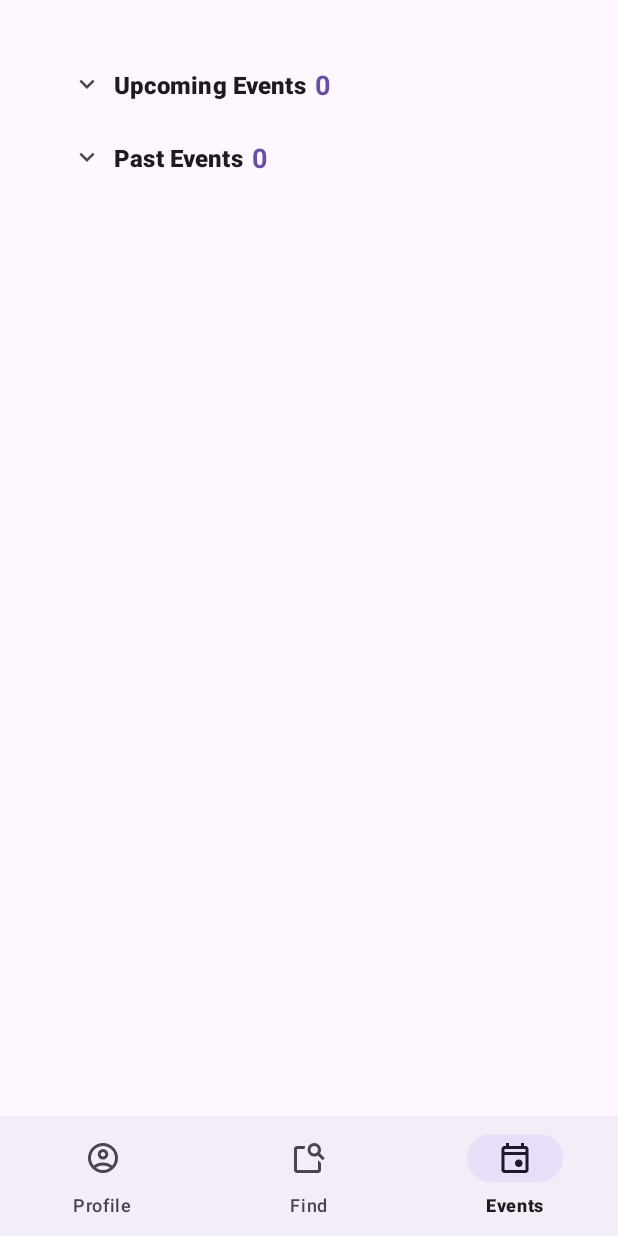
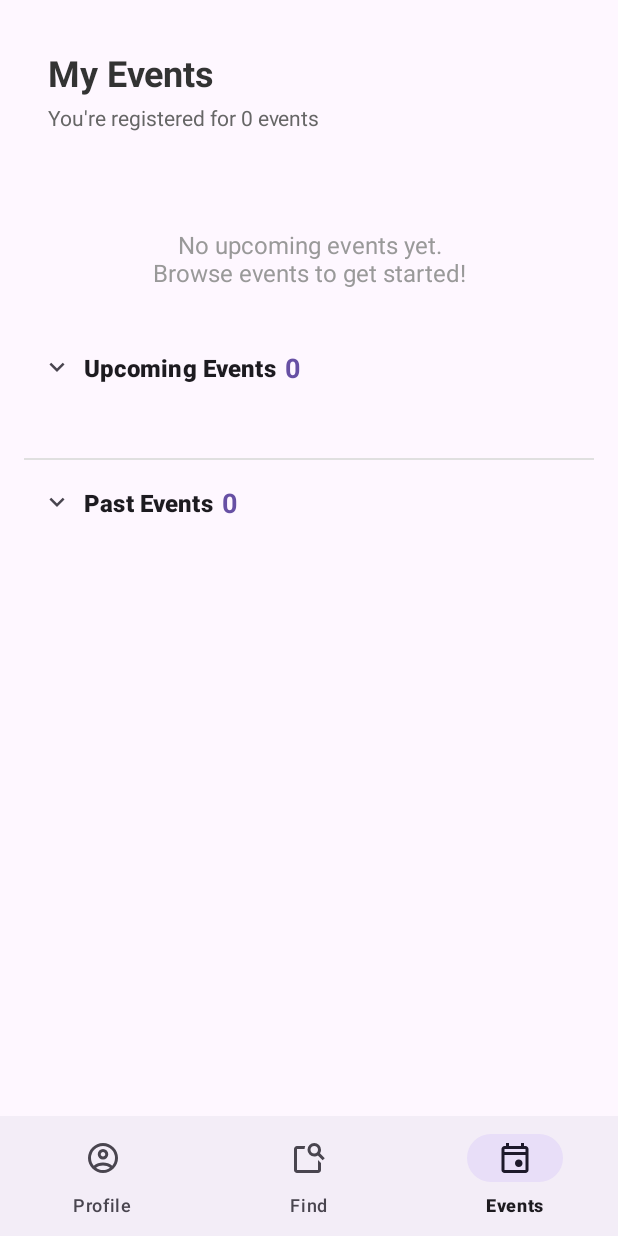
Before and after one commit to CMPUT301F25Syzygy/Syzygy-EventApp, an Android app: the screen it shows after launch (MainActivity), item 3 of the bottom bar chosen, on a phone screen of 412 x 824 dp. Run offline under Robolectric (Android 15) with nearby library versions, the phone set to English and light mode, and no system bars; our stand-ins replace Firebase (no records; nobody signed in at launch, a user with empty details on screens opened directly); 1 statement that could not run was skipped.

Commit message:
Redid xml for joinedEvents and added a few lines to the java for it to work.

```diff
--- a/SyzygyEventApp/app/src/main/java/com/example/syzygy_eventapp/JoinedEventsFragment.java
+++ b/SyzygyEventApp/app/src/main/java/com/example/syzygy_eventapp/JoinedEventsFragment.java
@@ -7,6 +7,7 @@ import androidx.fragment.app.Fragment;
 import android.view.LayoutInflater;
 import android.view.View;
 import android.view.ViewGroup;
+import android.widget.TextView;
 
 import com.google.firebase.firestore.ListenerRegistration;
 
@@ -114,6 +115,21 @@ public class JoinedEventsFragment extends Fragment {
                 }
             }
 
+            // Update the event count text
+            TextView countText = getView().findViewById(R.id.event_count_text);
+            int totalEvents = upcoming.size() + past.size();
+            if (totalEvents == 1) {
+                countText.setText("You're registered for 1 event");
+            } else {
+                countText.setText("You're registered for " + totalEvents + " events");
+            }
+
+            // Show/hide empty messages
+            TextView upcomingEmpty = getView().findViewById(R.id.upcoming_empty_message);
+            TextView historyEmpty = getView().findViewById(R.id.history_empty_message);
+
+            upcomingEmpty.setVisibility(upcoming.isEmpty() ? View.VISIBLE : View.GONE);
+
             // Populate the upcoming events list. Upcoming events should be clickable and take the user to the event details
             upcomingListView.setItems(upcoming, false, v -> {
                 Event clicked = (Event) v.getTag();
--- a/SyzygyEventApp/app/src/main/res/layout/fragment_joined_events.xml
+++ b/SyzygyEventApp/app/src/main/res/layout/fragment_joined_events.xml
@@ -2,26 +2,82 @@
 <ScrollView xmlns:android="http://schemas.android.com/apk/res/android"
     xmlns:app="http://schemas.android.com/apk/res-auto"
     android:layout_width="match_parent"
-    android:layout_height="match_parent"
-    android:padding="36dp">
+    android:layout_height="match_parent">
 
-    <!-- Use the strong resources to change num for upcoming and history aa-->
     <LinearLayout
         android:layout_width="match_parent"
         android:layout_height="wrap_content"
-        android:orientation="vertical">
+        android:orientation="vertical"
+        android:padding="16dp">
 
-        <!-- Upcoming Event List -->
+        <!-- Header Section -->
+        <LinearLayout
+            android:layout_width="match_parent"
+            android:layout_height="wrap_content"
+            android:orientation="vertical"
+            android:padding="16dp"
+            android:elevation="2dp"
+            android:layout_marginBottom="16dp">
+
+            <TextView
+                android:layout_width="wrap_content"
+                android:layout_height="wrap_content"
+                android:text="My Events"
+                android:textSize="24sp"
+                android:textStyle="bold"
+                android:textColor="#333333"/>
+
+            <TextView
+                android:id="@+id/event_count_text"
+                android:layout_width="wrap_content"
+                android:layout_height="wrap_content"
+                android:text="You're registered for 0 events"
+                android:textSize="14sp"
+                android:textColor="#666666"
+                android:layout_marginTop="4dp"/>
+        </LinearLayout>
+
+        <!-- Upcoming Events Section -->
+        <TextView
+            android:id="@+id/upcoming_empty_message"
+            android:layout_width="match_parent"
+            android:layout_height="wrap_content"
+            android:text="No upcoming events yet.\nBrowse events to get started!"
+            android:textAlignment="center"
+            android:textSize="16sp"
+            android:textColor="#999999"
+            android:padding="32dp"
+            android:visibility="gone"/>
+
         <com.example.syzygy_eventapp.EventSummaryListView
             android:id="@+id/upcoming_event_list"
             android:layout_width="match_parent"
-            android:layout_height="wrap_content" />
+            android:layout_height="wrap_content"
+            android:layout_marginBottom="24dp"/>
 
-        <!-- History Event List -->
+        <!-- Divider -->
+        <View
+            android:layout_width="match_parent"
+            android:layout_height="1dp"
+            android:background="#E0E0E0"
+            android:layout_marginVertical="8dp"/>
+
+        <!-- Past Events Section -->
+        <TextView
+            android:id="@+id/history_empty_message"
+            android:layout_width="match_parent"
+            android:layout_height="wrap_content"
+            android:text="No past events"
+            android:textAlignment="center"
+            android:textSize="16sp"
+            android:textColor="#999999"
+            android:padding="32dp"
+            android:visibility="gone"/>
+
         <com.example.syzygy_eventapp.EventSummaryListView
             android:id="@+id/history_event_list"
             android:layout_width="match_parent"
-            android:layout_height="wrap_content" />
+            android:layout_height="wrap_content"/>
 
     </LinearLayout>
 </ScrollView>
```
